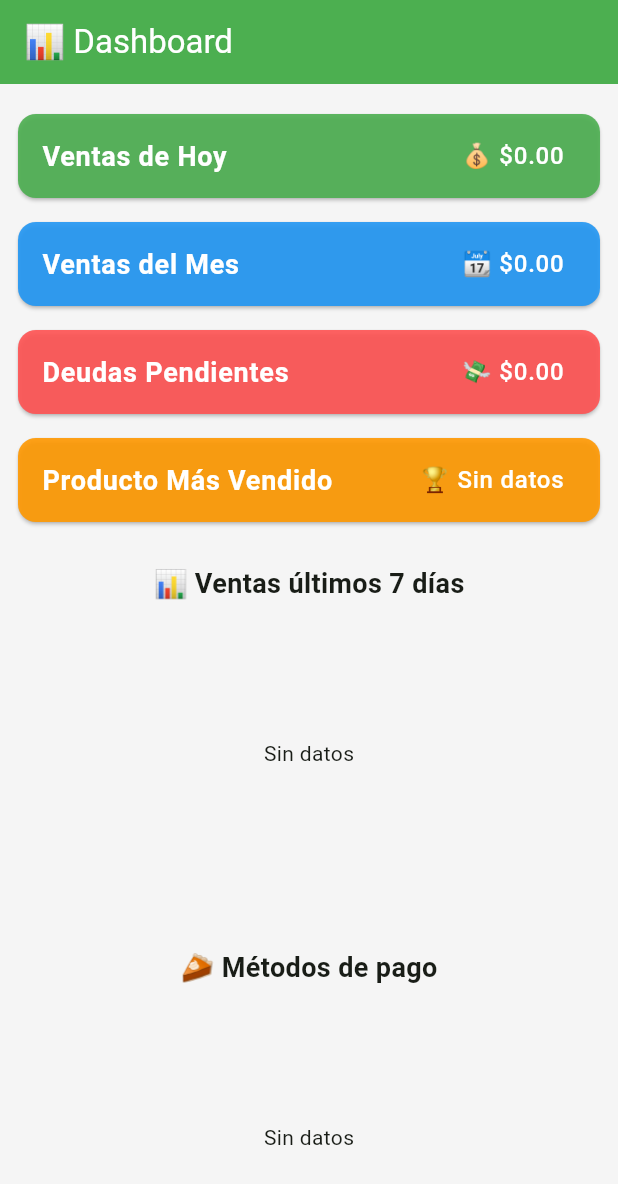
After one commit to Maxigon87/Arctic_Stock, a Flutter app: the DashboardScreen screen opened directly, on a phone screen of 412 x 824 dp. The commit adds this screen. Shown: the top 1184 px of the screen. Run offline on Flutter 3.47's test engine with Material 3 defaults, Android fonts, the phone set to English and light mode, and no system bars; our stand-ins replace fl_chart, open_filex, pdf, printing, share_plus, shared_preferences and 1 more; missing offline and left inert: excel; accounts and stored records are empty.

Commit message:
✨ [Dashboard + Gráficos] Agregado panel de estadísticas con gráficos dinámicos
- Implementado `DashboardScreen` con KPIs:
  • Ventas del día y del mes
  • Total de deudas pendientes
  • Producto más vendido
- Añadidos gráficos interactivos con `fl_chart`:
  • Gráfico de barras para ventas últimos 7 días
  • Gráfico de pastel para distribución de métodos de pago
- Integrado `notifyDbChange()` en operaciones críticas (ventas, deudas, productos, clientes)
  • Dashboard se actualiza automáticamente en tiempo real
- Optimizado DBService con nuevos métodos de estadísticas (`getVentasUltimos7Dias`, `getDistribucionMetodosPago`)
- UI mejorada con cards de KPIs y colores personalizados

🔥 El sistema ahora ofrece análisis visual instantáneo, sin necesidad de refrescar manualmente.

```diff
--- a/lib/main.dart
+++ b/lib/main.dart
@@ -6,6 +6,7 @@ import 'screens/reportes_screen.dart';
 import 'screens/clientes_screen.dart';
 import 'screens/historial_archivos_screen.dart';
 import 'package:shared_preferences/shared_preferences.dart';
+import 'screens/dashboard_screen.dart';
 //import 'screens/home_screen.dart';
 
 void main() {
@@ -99,6 +100,7 @@ class _HomeScreenState extends State<HomeScreen>
     _HomeOption("Reportes", Icons.analytics, Colors.orange),
     _HomeOption("Historial", Icons.folder_open, Colors.purple),
     _HomeOption("Clientes", Icons.people, Colors.teal),
+    // _HomeOption("Dashboard", Icons.dashboard, Colors.indigo), // 🔜 Agregar Dashboar d
   ];
 
   @override
@@ -188,6 +190,7 @@ class _HomeScreenState extends State<HomeScreen>
       ReportesScreen(),
       HistorialArchivosScreen(),
       ClientesScreen(),
+      DashboardScreen(),
     ];
     Navigator.push(context, MaterialPageRoute(builder: (_) => screens[index]));
   }
--- /dev/null
+++ b/lib/screens/dashboard_screen.dart
@@ -0,0 +1,162 @@
+import 'package:flutter/material.dart';
+import 'package:fl_chart/fl_chart.dart';
+import '../services/db_service.dart';
+
+class DashboardScreen extends StatefulWidget {
+  const DashboardScreen({Key? key}) : super(key: key);
+
+  @override
+  State<DashboardScreen> createState() => _DashboardScreenState();
+}
+
+class _DashboardScreenState extends State<DashboardScreen> {
+  double ventasHoy = 0;
+  double ventasMes = 0;
+  double deudasPendientes = 0;
+  String productoTop = "Sin datos";
+  List<Map<String, dynamic>> ventasDias = [];
+  Map<String, double> metodosPago = {};
+
+  @override
+  void initState() {
+    super.initState();
+    _loadDashboardData();
+    // ✅ Escucha cambios en la DB
+    DBService().onDatabaseChanged.listen((_) {
+      _loadDashboardData(); // 🔄 Recarga datos y refresca gráficos
+    });
+  }
+
+  Future<void> _loadDashboardData() async {
+    final db = DBService();
+
+    ventasHoy = await db.getTotalVentasDia(DateTime.now());
+    ventasMes = await db.getTotalVentasMes(DateTime.now());
+    deudasPendientes = await db.getTotalDeudasPendientes();
+    productoTop = await db.getProductoMasVendido();
+    ventasDias = await db.getVentasUltimos7Dias();
+    metodosPago = await db.getDistribucionMetodosPago();
+
+    setState(() {});
+  }
+
+  @override
+  Widget build(BuildContext context) {
+    return Scaffold(
+      appBar: AppBar(title: const Text("📊 Dashboard")),
+      body: SingleChildScrollView(
+        padding: const EdgeInsets.all(12.0),
+        child: Column(
+          children: [
+            _buildKpiCard("Ventas de Hoy",
+                "💰 \$${ventasHoy.toStringAsFixed(2)}", Colors.green),
+            _buildKpiCard("Ventas del Mes",
+                "📆 \$${ventasMes.toStringAsFixed(2)}", Colors.blue),
+            _buildKpiCard(
+                "Deudas Pendientes",
+                "💸 \$${deudasPendientes.toStringAsFixed(2)}",
+                Colors.redAccent),
+            _buildKpiCard(
+                "Producto Más Vendido", "🏆 $productoTop", Colors.orange),
+            const SizedBox(height: 20),
+
+            // 📊 Ventas de los últimos 7 días
+            const Text("📊 Ventas últimos 7 días",
+                style: TextStyle(fontSize: 18, fontWeight: FontWeight.bold)),
+            SizedBox(height: 200, child: _buildBarChart()),
+
+            const SizedBox(height: 30),
+
+            // 🥧 Distribución de métodos de pago
+            const Text("🥧 Métodos de pago",
+                style: TextStyle(fontSize: 18, fontWeight: FontWeight.bold)),
+            SizedBox(height: 200, child: _buildPieChart()),
+          ],
+        ),
+      ),
+    );
+  }
+
+  Widget _buildKpiCard(String title, String value, Color color) {
+    return Card(
+      color: color.withOpacity(0.9),
+      shape: RoundedRectangleBorder(borderRadius: BorderRadius.circular(12)),
+      margin: const EdgeInsets.symmetric(vertical: 8),
+      child: ListTile(
+        title: Text(title,
+            style: const TextStyle(
+                color: Colors.white,
+                fontSize: 18,
+                fontWeight: FontWeight.bold)),
+        trailing: Text(value,
+            style: const TextStyle(color: Colors.white, fontSize: 16)),
+      ),
+    );
+  }
+
+  /// 📊 **Gráfico de barras: ventas últimos 7 días**
+  Widget _buildBarChart() {
+    if (ventasDias.isEmpty) return const Center(child: Text("Sin datos"));
+    return BarChart(
+      BarChartData(
+        alignment: BarChartAlignment.spaceAround,
+        borderData: FlBorderData(show: false),
+        titlesData: FlTitlesData(
+          leftTitles: AxisTitles(sideTitles: SideTitles(showTitles: true)),
+          bottomTitles: AxisTitles(
+            sideTitles: SideTitles(
+              showTitles: true,
+              getTitlesWidget: (value, meta) {
+                int index = value.toInt();
+                if (index < ventasDias.length) {
+                  return Text(ventasDias[index]['dia']);
+                }
+                return const Text("");
+              },
+            ),
+          ),
+        ),
+        barGroups: List.generate(ventasDias.length, (i) {
+          return BarChartGroupData(x: i, barRods: [
+            BarChartRodData(
+                toY: (ventasDias[i]['total'] as double),
+                color: Colors.greenAccent)
+          ]);
+        }),
+      ),
+    );
+  }
+
+  /// 🥧 **Gráfico de pastel: métodos de pago**
+  Widget _buildPieChart() {
+    if (metodosPago.isEmpty) return const Center(child: Text("Sin datos"));
+    return PieChart(
+      PieChartData(
+        sections: metodosPago.entries.map((e) {
+          return PieChartSectionData(
+            title: "${e.key}\n${e.value.toStringAsFixed(0)}%",
+            value: e.value,
+            color: _getColorForMetodo(e.key),
+            radius: 60,
+            titleStyle: const TextStyle(color: Colors.white, fontSize: 12),
+          );
+        }).toList(),
+      ),
+    );
+  }
+
+  Color _getColorForMetodo(String metodo) {
+    switch (metodo) {
+      case "Efectivo":
+        return Colors.green;
+      case "Tarjeta":
+        return Colors.blue;
+      case "Transferencia":
+        return Colors.orange;
+      case "Fiado":
+        return Colors.red;
+      default:
+        return Colors.grey;
+    }
+  }
+}
--- a/pubspec.yaml
+++ b/pubspec.yaml
@@ -23,6 +23,7 @@ dependencies:
   cupertino_icons: ^1.0.8
   open_filex: ^4.3.2
   shared_preferences: ^2.5.3  # (o la última versión)
+  fl_chart: ^0.66.0
 
 
 dev_dependencies:
```
Also changed, not shown: lib/Services/db_service.dart (+118 -14 lines), pubspec.lock.
